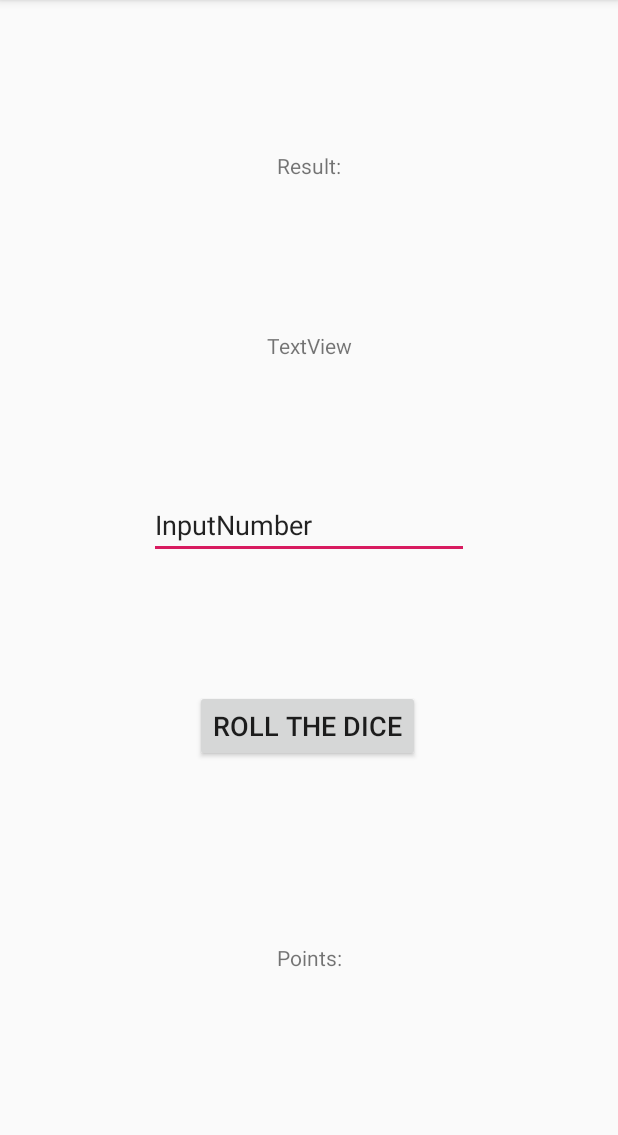
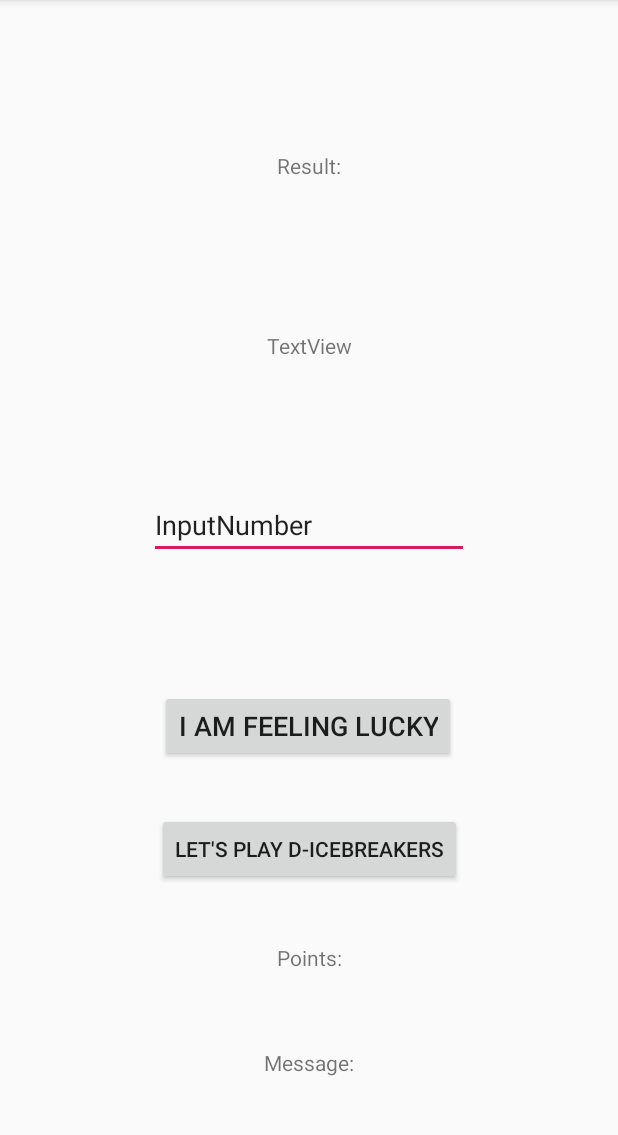
Before and after one commit to JPPedra/DiceRoller, an Android app: the screen it shows after launch (MainActivity), on a phone screen of 412 x 824 dp, the part 84-1219 px from its top. Run offline under Robolectric (Android 15) with nearby library versions, the phone set to English and light mode, and no system bars.

Commit message:
Part IIIa: Let's play D-ICEBREAKERS! Level 4 done.

```diff
--- a/app/src/main/res/layout/activity_main.xml
+++ b/app/src/main/res/layout/activity_main.xml
@@ -25,7 +25,7 @@
         android:layout_width="wrap_content"
         android:layout_height="wrap_content"
         android:onClick="buttonclick"
-        android:text="@string/roll_the_dice"
+        android:text="@string/i_am_feeling_lucky"
         android:textSize="18sp"
         app:layout_constraintBottom_toBottomOf="parent"
         app:layout_constraintEnd_toEndOf="parent"
@@ -71,5 +71,27 @@
         app:layout_constraintTop_toBottomOf="@+id/TextView"
         app:layout_constraintVertical_bias="0.502" />
 
+    <Button
+        android:id="@+id/button"
+        android:layout_width="wrap_content"
+        android:layout_height="wrap_content"
+        android:onClick="buttonclick2"
+        android:text="Let's play D-ICEBREAKERS"
+        app:layout_constraintBottom_toTopOf="@+id/userpoints"
+        app:layout_constraintEnd_toEndOf="parent"
+        app:layout_constraintStart_toStartOf="parent"
+        app:layout_constraintTop_toBottomOf="@+id/TextView"
+        app:layout_constraintVertical_bias="0.469" />
+
+    <TextView
+        android:id="@+id/mensagem"
+        android:layout_width="wrap_content"
+        android:layout_height="wrap_content"
+        android:text="@string/message"
+        app:layout_constraintBottom_toBottomOf="parent"
+        app:layout_constraintEnd_toEndOf="parent"
+        app:layout_constraintStart_toStartOf="parent"
+        app:layout_constraintTop_toBottomOf="@+id/userpoints" />
+
 
 </androidx.constraintlayout.widget.ConstraintLayout>
--- a/app/src/main/res/values/strings.xml
+++ b/app/src/main/res/values/strings.xml
@@ -7,4 +7,6 @@
     <string name="roll_the_dice">Roll The Dice</string>
     <string name="result">Result:</string>
     <string name="points">Points:</string>
+    <string name="i_am_feeling_lucky">I am feeling lucky</string>
+    <string name="message">Message:</string>
 </resources>
```
Also changed, not shown: app/src/main/java/com/example/diceroller/MainActivity.java (+30 -1 lines).
